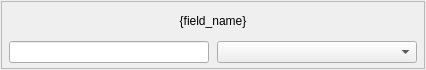
This is galvanic/src/galvanic/ui/register_map/forms/field.ui in rmfharvey/bombadil as Qt 5 draws it before an edit. The edited form follows.
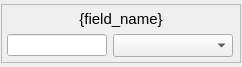
This is the edited form.

Commit message: Adding dummy widgets into Field init

```diff
--- a/galvanic/src/galvanic/ui/register_map/forms/field.ui
+++ b/galvanic/src/galvanic/ui/register_map/forms/field.ui
@@ -6,8 +6,8 @@
    <rect>
     <x>0</x>
     <y>0</y>
-    <width>426</width>
-    <height>70</height>
+    <width>242</width>
+    <height>67</height>
    </rect>
   </property>
   <property name="windowTitle">
@@ -28,6 +28,12 @@
    </property>
    <item>
     <widget class="QFrame" name="frame">
+     <property name="sizePolicy">
+      <sizepolicy hsizetype="Preferred" vsizetype="Fixed">
+       <horstretch>0</horstretch>
+       <verstretch>0</verstretch>
+      </sizepolicy>
+     </property>
      <property name="frameShape">
       <enum>QFrame::Shape::StyledPanel</enum>
      </property>
@@ -49,6 +55,11 @@
       </property>
       <item>
        <widget class="QLabel" name="field_name_label">
+        <property name="font">
+         <font>
+          <pointsize>11</pointsize>
+         </font>
+        </property>
         <property name="text">
          <string>{field_name}</string>
         </property>
@@ -63,13 +74,13 @@
          <widget class="QLineEdit" name="value_lineedit">
           <property name="minimumSize">
            <size>
-            <width>200</width>
+            <width>100</width>
             <height>0</height>
            </size>
           </property>
           <property name="maximumSize">
            <size>
-            <width>200</width>
+            <width>100</width>
             <height>16777215</height>
            </size>
           </property>
@@ -79,16 +90,21 @@
          <widget class="QComboBox" name="value_combobox">
           <property name="minimumSize">
            <size>
-            <width>200</width>
+            <width>120</width>
             <height>0</height>
            </size>
           </property>
           <property name="maximumSize">
            <size>
-            <width>200</width>
+            <width>120</width>
             <height>16777215</height>
            </size>
           </property>
+          <property name="font">
+           <font>
+            <pointsize>10</pointsize>
+           </font>
+          </property>
          </widget>
         </item>
        </layout>
```
The commit also changes 5 other files.
